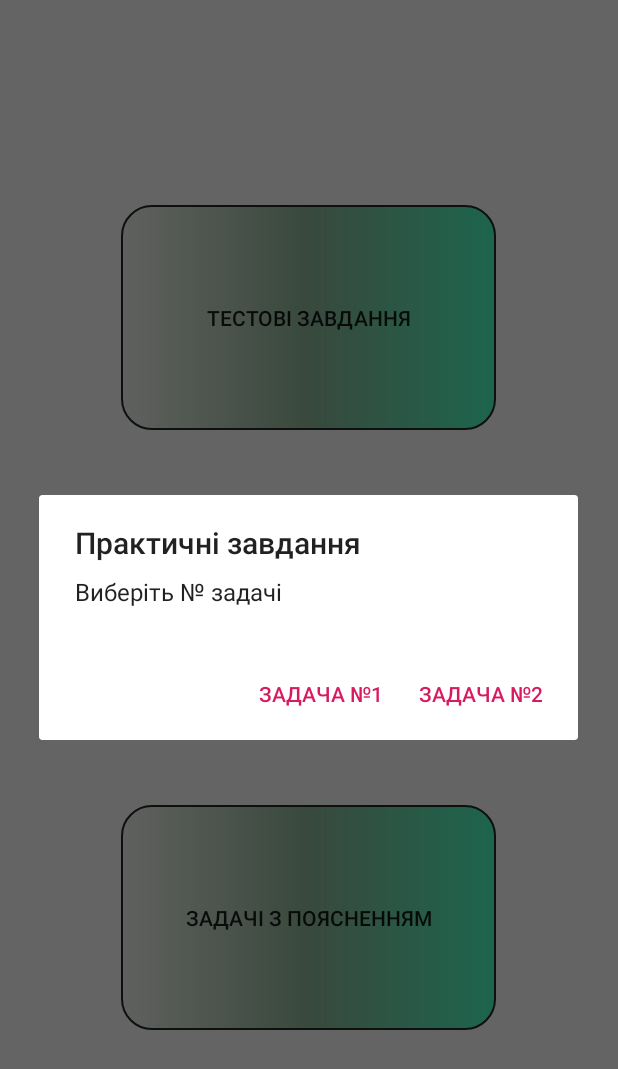
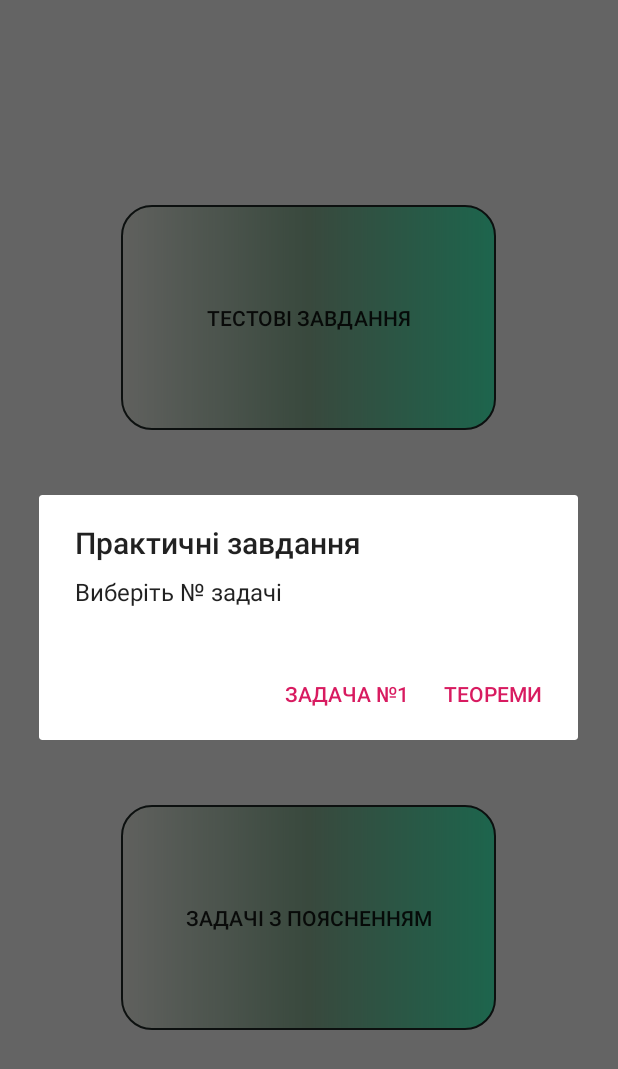
Before and after one commit to SYVYUA/Logic_of_utterances, an Android app: the LearningActivity screen opened directly, with no data from a screen before it, after a tap on "ПРАКТИЧНІ ЗАВДАННЯ", on a phone screen of 412 x 824 dp. Shown: the top 1069 px of the screen. Run offline under Robolectric (Android 15) with nearby library versions, the phone set to English and light mode, and no system bars.

Commit message:
table for method 3

```diff
--- a/app/src/main/res/values/strings.xml
+++ b/app/src/main/res/values/strings.xml
@@ -87,7 +87,7 @@
     <string name="practProblem">Практичні завдання</string>
     <string name="choiseProblem">Виберіть № задачі</string>
     <string name="problem_1">Задача №1</string>
-    <string name="problem_2">Задача №2</string>
+    <string name="problem_2">Теореми</string>
     <!--Для переходу до нових завдань і меню-->
     <string name="not_choise">Ви нічого не вибрали</string>
     <string name="return_to_menu">Повернутися до головного меню.</string>
```
Also changed, not shown: 1 other file.
